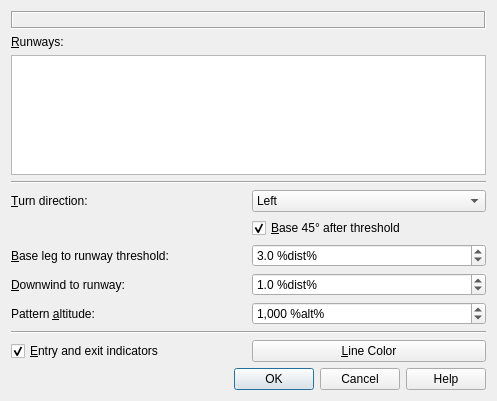
Above: src/gui/trafficpatterndialog.ui from albar965/littlenavmap before the change. Below: the same form after it.
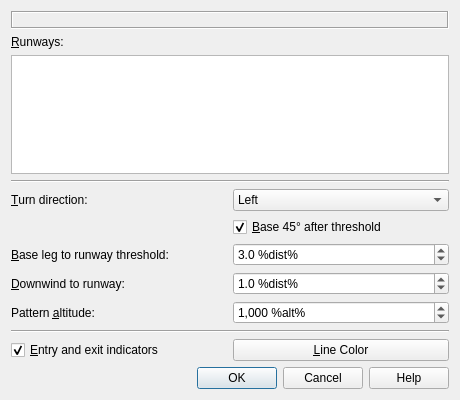
That is the form after the change.

What changed in the file:
```diff
--- a/src/gui/trafficpatterndialog.ui
+++ b/src/gui/trafficpatterndialog.ui
@@ -6,8 +6,8 @@
    <rect>
     <x>0</x>
     <y>0</y>
-    <width>497</width>
-    <height>401</height>
+    <width>460</width>
+    <height>400</height>
    </rect>
   </property>
   <property name="windowTitle">
@@ -274,7 +274,7 @@
       <bool>false</bool>
      </property>
      <attribute name="horizontalHeaderVisible">
-      <bool>false</bool>
+      <bool>true</bool>
      </attribute>
      <attribute name="horizontalHeaderMinimumSectionSize">
       <number>20</number>
```
